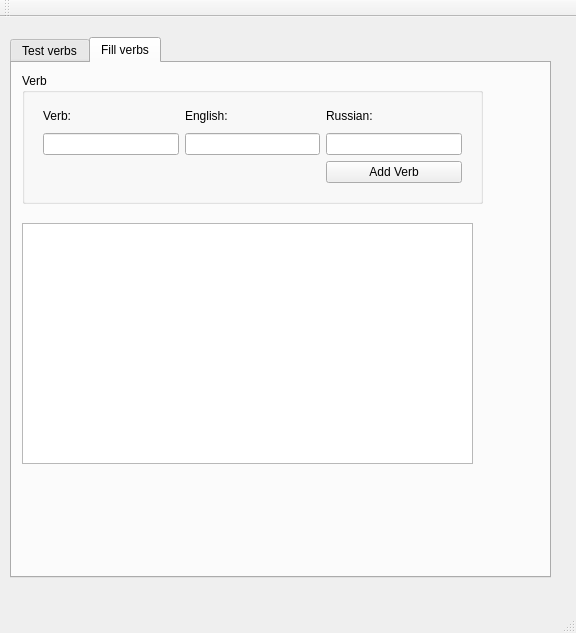
Above: mainwindow.ui from rlinosaur/verbs_project before the change. Below: the same form after it.
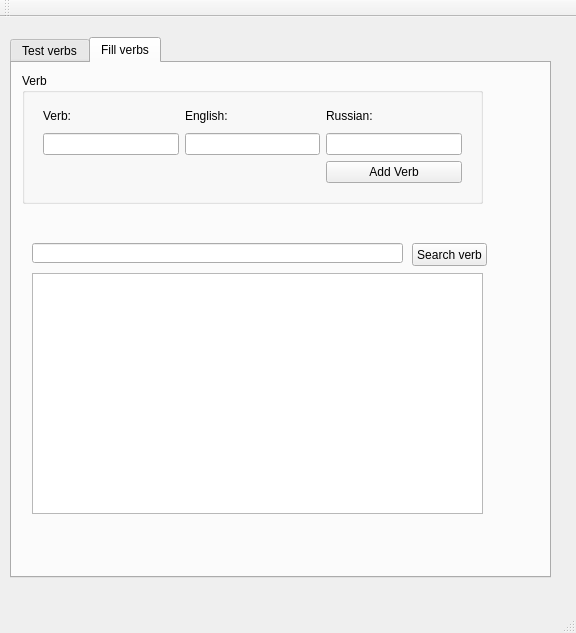
That is the form after the change.

Commit message: I can add verb and delete verb. Also I can open edit verb dialog.

The edit to the form file:
```diff
--- a/mainwindow.ui
+++ b/mainwindow.ui
@@ -146,13 +146,36 @@
      <widget class="QTableView" name="tableViewVerbs">
       <property name="geometry">
        <rect>
-        <x>10</x>
-        <y>160</y>
+        <x>20</x>
+        <y>210</y>
         <width>451</width>
         <height>241</height>
        </rect>
       </property>
      </widget>
+     <widget class="QLineEdit" name="lineEditVerbSearch">
+      <property name="geometry">
+       <rect>
+        <x>20</x>
+        <y>180</y>
+        <width>371</width>
+        <height>20</height>
+       </rect>
+      </property>
+     </widget>
+     <widget class="QPushButton" name="pushButtonVerbSearch">
+      <property name="geometry">
+       <rect>
+        <x>400</x>
+        <y>180</y>
+        <width>75</width>
+        <height>23</height>
+       </rect>
+      </property>
+      <property name="text">
+       <string>Search verb</string>
+      </property>
+     </widget>
     </widget>
    </widget>
   </widget>
```
Left out of the diff: 2 changed lines with no effect on the pictures. The commit also changes 12 other files.
